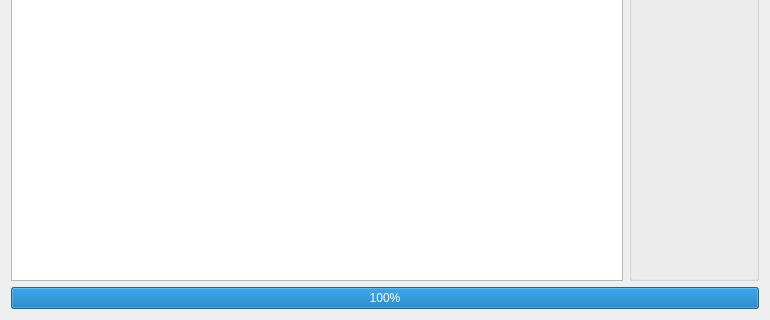
Before: the Qt Designer form AmuletGUI/main_window.ui in aka-mccloud/amulet, drawn with Qt 5; both pictures show x 0 to 770 and y 165 to 485 of the 770 by 485 pixel window.
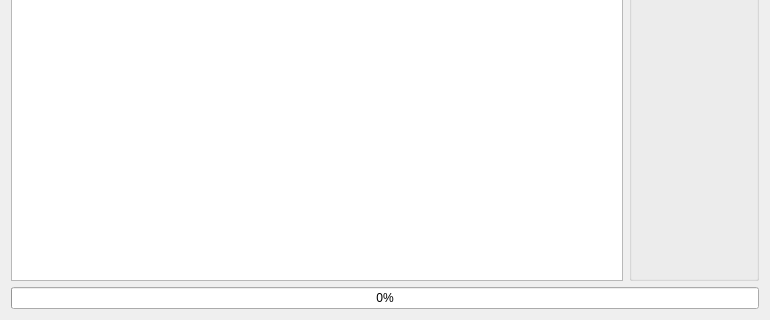
After: the same form once the commit is applied. Icons and pictures are not drawn. Custom widgets are drawn as their Qt base class.

Diff of the .ui file:
```diff
--- a/AmuletGUI/main_window.ui
+++ b/AmuletGUI/main_window.ui
@@ -132,10 +132,10 @@
     <item>
      <widget class="QProgressBar" name="progressBar">
       <property name="maximum">
-       <number>1</number>
+       <number>100</number>
       </property>
       <property name="value">
-       <number>1</number>
+       <number>0</number>
       </property>
      </widget>
     </item>
```
Left out of the diff: 6 changed lines with no effect on the pictures.
